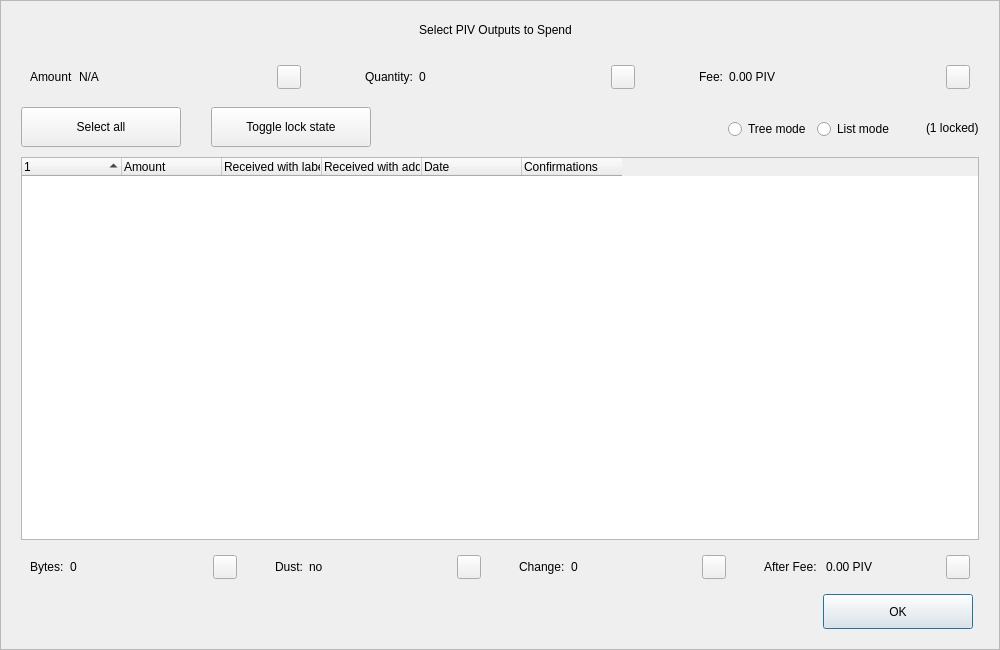
Above: source/src/qt/forms/coincontroldialog.ui from everquin/AMMOcoin before the change. Below: the same form after it.
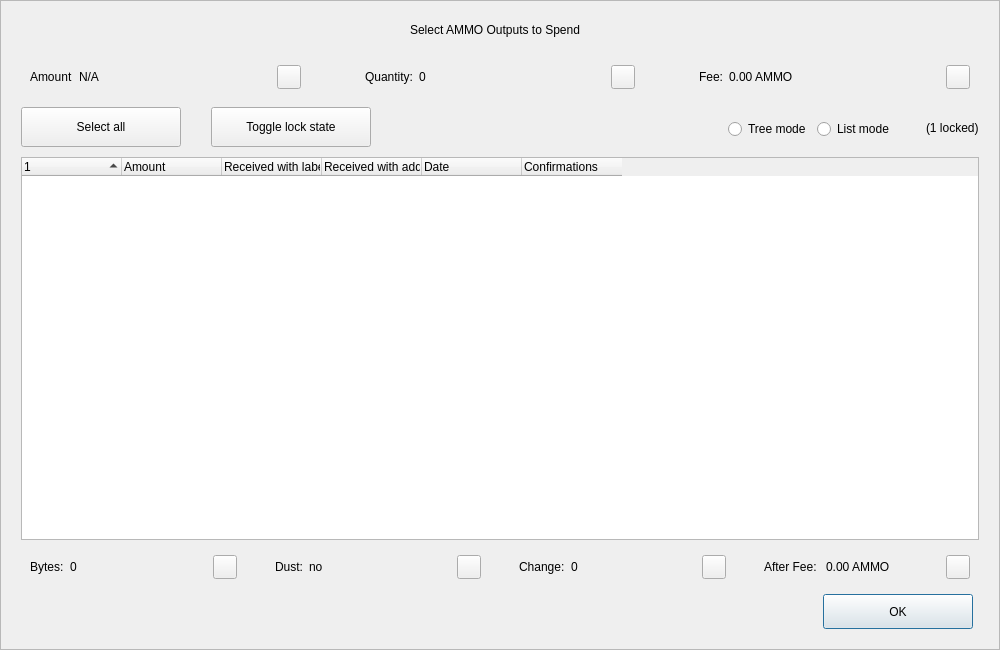
That is the form after the change. Custom widgets are drawn as their Qt base class.

Patch:
```diff
--- a/source/src/qt/forms/coincontroldialog.ui
+++ b/source/src/qt/forms/coincontroldialog.ui
@@ -98,7 +98,7 @@
            </size>
           </property>
           <property name="text">
-           <string>Select PIV Outputs to Spend</string>
+           <string>Select AMMO Outputs to Spend</string>
           </property>
           <property name="alignment">
            <set>Qt::AlignCenter</set>
@@ -268,7 +268,7 @@
            <item>
             <widget class="QLabel" name="labelCoinControlFee">
              <property name="text">
-              <string>0.00 PIV</string>
+              <string>0.00 AMMO</string>
              </property>
             </widget>
            </item>
@@ -729,7 +729,7 @@
            <item>
             <widget class="QLabel" name="labelCoinControlAfterFee">
              <property name="text">
-              <string>0.00 PIV</string>
+              <string>0.00 AMMO</string>
              </property>
             </widget>
            </item>
```
